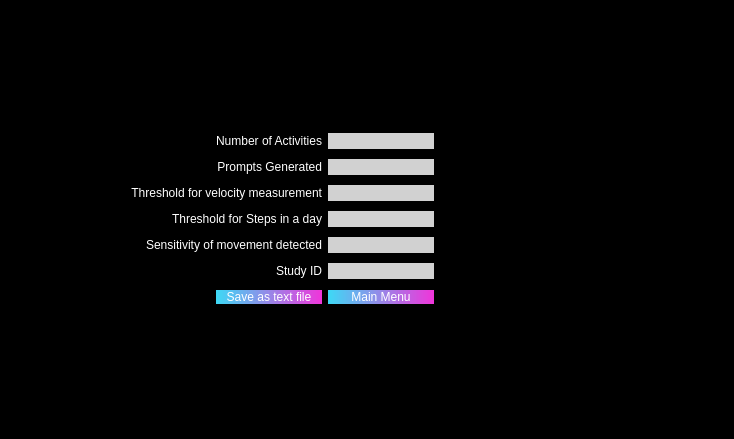
Qt form PyQt/pyqt_ui/bed_config.ui (zakerl/Capstone_Project) before a commit.
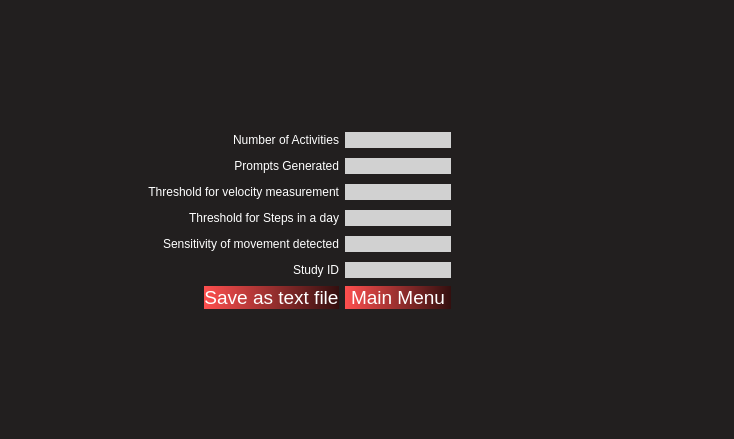
The same form after that commit.

```diff
--- a/PyQt/pyqt_ui/bed_config.ui
+++ b/PyQt/pyqt_ui/bed_config.ui
@@ -14,7 +14,7 @@
    <string>Configuration</string>
   </property>
   <property name="styleSheet">
-   <string notr="true">background-color: rgb(0, 0, 0);</string>
+   <string notr="true">background-color: rgb(34, 31, 31);</string>
   </property>
   <layout class="QGridLayout" name="gridLayout_4">
    <item row="0" column="0">
@@ -322,7 +322,7 @@
      <item row="6" column="3">
       <widget class="QPushButton" name="SaveTxt">
        <property name="styleSheet">
-        <string notr="true">background-color: qlineargradient(spread:pad, x1:0, y1:0, x2:1, y2:0, stop:0 rgba(61, 217, 245, 255), stop:1 rgba(240, 53, 218, 255));
+        <string notr="true">font-size: 14pt;background-color: qlineargradient(spread:pad, x1:0, y1:0, x2:1, y2:0, stop:0 rgba(254,79,78,255), stop:1 rgba(51,15,15,255));
 font: 9pt &quot;Microsoft YaHei UI&quot;;
 color: rgb(255, 255, 255);
 border-style: solid;
@@ -336,7 +336,7 @@
      <item row="6" column="5">
       <widget class="QPushButton" name="MainMenuBtn">
        <property name="styleSheet">
-        <string notr="true">background-color: qlineargradient(spread:pad, x1:0, y1:0, x2:1, y2:0, stop:0 rgba(61, 217, 245, 255), stop:1 rgba(240, 53, 218, 255));
+        <string notr="true">font-size: 14pt;background-color: qlineargradient(spread:pad, x1:0, y1:0, x2:1, y2:0, stop:0 rgba(254,79,78,255), stop:1 rgba(51,15,15,255));
 font: 9pt &quot;Microsoft YaHei UI&quot;;
 color: rgb(255, 255, 255);
 border-style: solid;
```
